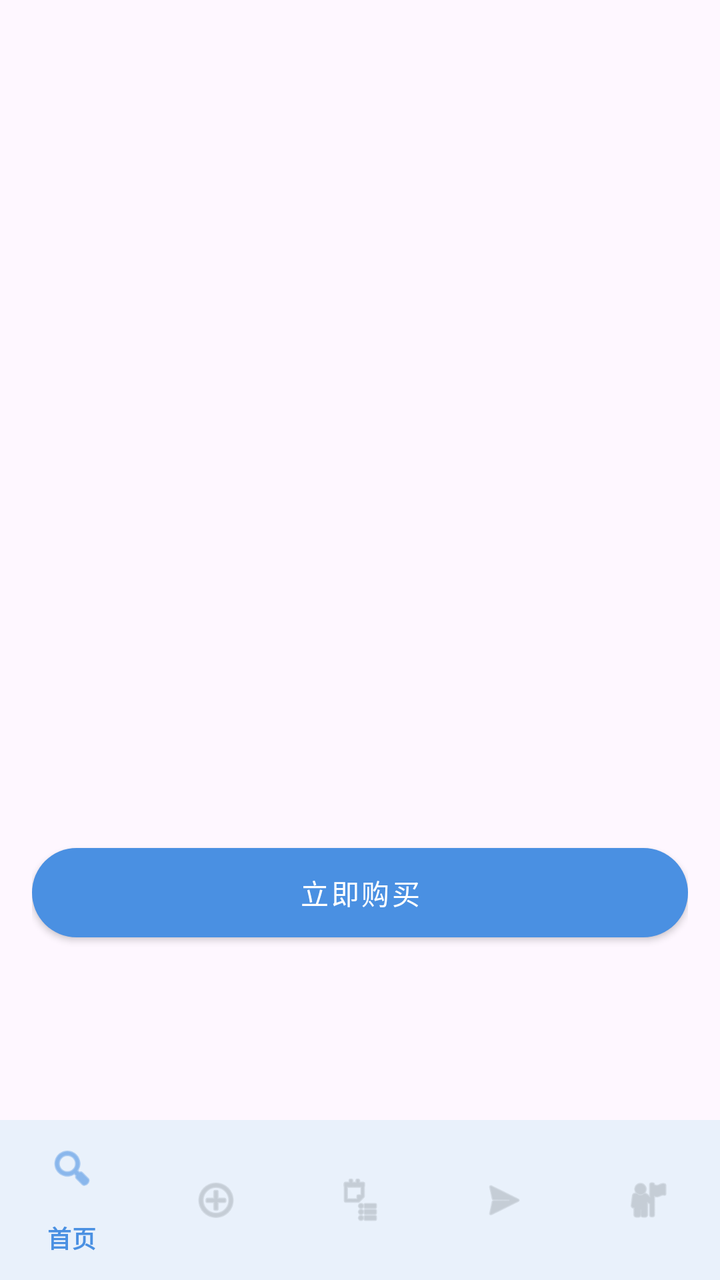
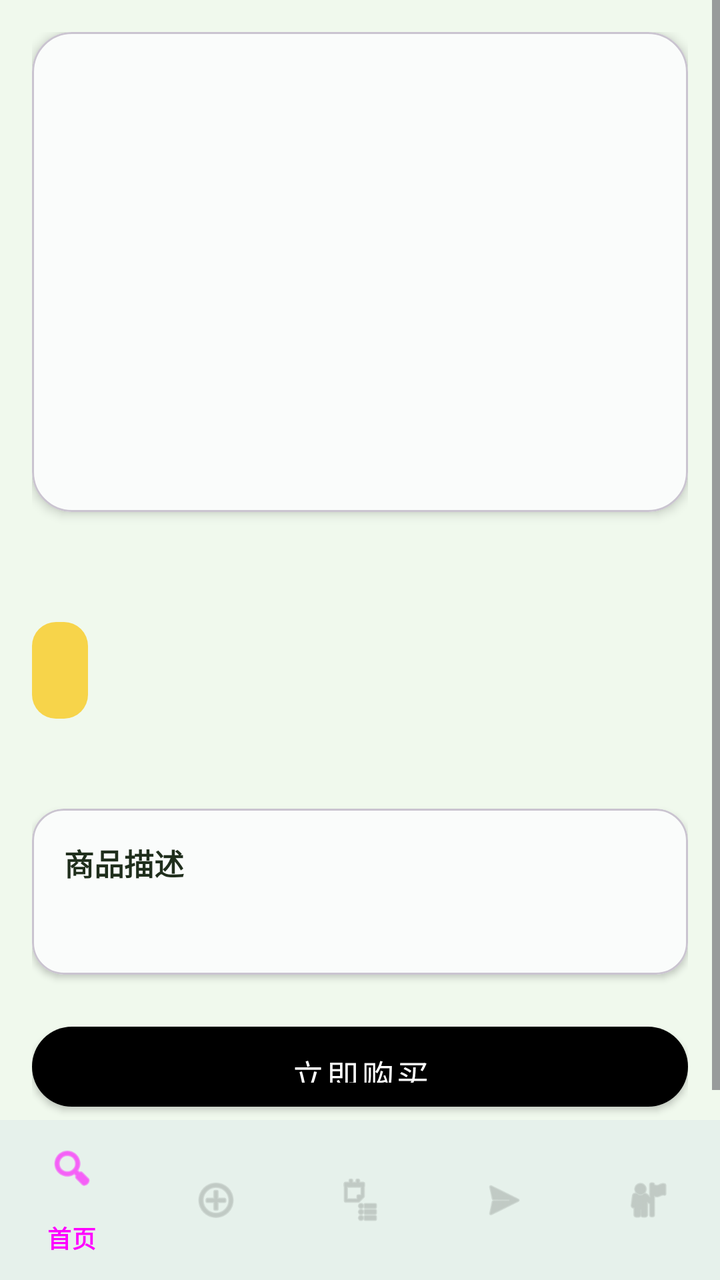

Before-and-after screenshots of an Android layout around one commit, followed by the original layout XML and the change that was made.
<!-- AndroidManifest.xml: application theme Theme.EtradeAndroid -->
<!-- res/layout/activity_product_detail.xml -->
<?xml version="1.0" encoding="utf-8"?>
<LinearLayout xmlns:android="http://schemas.android.com/apk/res/android"
    xmlns:app="http://schemas.android.com/apk/res-auto"
    android:layout_width="match_parent"
    android:layout_height="match_parent"
    android:orientation="vertical">

    
    <ScrollView
        android:layout_width="match_parent"
        android:layout_height="0dp"
        android:layout_weight="1">

        <LinearLayout
            android:layout_width="match_parent"
            android:layout_height="wrap_content"
            android:orientation="vertical"
            android:padding="16dp">

            <ImageView
                android:id="@+id/iv_image"
                android:layout_width="match_parent"
                android:layout_height="200dp"
                android:scaleType="centerCrop" />

            <TextView
                android:id="@+id/tv_name"
                android:layout_width="match_parent"
                android:layout_height="wrap_content"
                android:layout_marginTop="12dp"
                android:textSize="20sp"
                android:textStyle="bold" />

            <TextView
                android:id="@+id/tv_price"
                android:layout_width="match_parent"
                android:layout_height="wrap_content"
                android:layout_marginTop="8dp"
                android:textSize="24sp"
                android:textColor="@color/accent_orange"
                android:textStyle="bold" />

            <TextView
                android:id="@+id/tv_stock"
                android:layout_width="match_parent"
                android:layout_height="wrap_content"
                android:layout_marginTop="8dp" />

            <TextView
                android:id="@+id/tv_view_count"
                android:layout_width="match_parent"
                android:layout_height="wrap_content"
                android:layout_marginTop="4dp"
                android:textSize="13sp"
                android:textColor="@color/text_secondary" />

            <TextView
                android:id="@+id/tv_seller"
                android:layout_width="match_parent"
                android:layout_height="wrap_content"
                android:layout_marginTop="8dp" />

            <TextView
                android:id="@+id/tv_description"
                android:layout_width="match_parent"
                android:layout_height="wrap_content"
                android:layout_marginTop="12dp" />

            <Button
                android:id="@+id/btn_buy"
                style="@style/PrimaryButton"
                android:layout_width="match_parent"
                android:layout_height="wrap_content"
                android:layout_marginTop="16dp"
                android:text="立即购买" />
        </LinearLayout>
    </ScrollView>

    
    <include layout="@layout/include_bottom_nav" />

</LinearLayout>
<!-- res/layout/include_bottom_nav.xml (included above) -->
<?xml version="1.0" encoding="utf-8"?>
<com.google.android.material.bottomnavigation.BottomNavigationView
    xmlns:android="http://schemas.android.com/apk/res/android"
    xmlns:app="http://schemas.android.com/apk/res-auto"
    android:id="@+id/bottom_navigation"
    android:layout_width="match_parent"
    android:layout_height="wrap_content"
    android:background="@android:color/white"
    android:elevation="8dp"
    app:itemIconTint="@color/nav_item_color"
    app:itemTextColor="@color/nav_item_color"
    app:menu="@menu/bottom_nav_menu" />
<!-- resources referenced by this layout -->
<resources>
  <color name="accent_orange">#F5A623</color>
  <color name="text_secondary">#6C757D</color>
  <style name="PrimaryButton" parent="Widget.MaterialComponents.Button">
          <item name="android:layout_width">match_parent</item>
          <item name="android:layout_height">wrap_content</item>
          <item name="android:minHeight">48dp</item>
          <item name="android:paddingTop">@dimen/btn_padding_vertical</item>
          <item name="android:paddingBottom">@dimen/btn_padding_vertical</item>
          <item name="android:paddingStart">@dimen/btn_padding_horizontal</item>
          <item name="android:paddingEnd">@dimen/btn_padding_horizontal</item>
          <item name="cornerRadius">@dimen/radius_full</item>
          <item name="backgroundTint">@color/primary_blue</item>
          <item name="android:textColor">@color/white</item>
          <item name="android:textSize">@dimen/text_size_body</item>
          <item name="android:textAllCaps">false</item>
      </style>
  <style name="Theme.EtradeAndroid" parent="Base.Theme.EtradeAndroid" />
  <dimen name="btn_padding_vertical">12dp</dimen>
  <dimen name="btn_padding_horizontal">24dp</dimen>
  <dimen name="radius_full">24dp</dimen>
  <color name="primary_blue">#4A90E2</color>
  <color name="white">#FFFFFFFF</color>
  <dimen name="text_size_body">14sp</dimen>
  <style name="Base.Theme.EtradeAndroid" parent="Theme.Material3.DayNight.NoActionBar">
          <item name="colorPrimary">@color/primary_blue</item>
          <item name="colorOnPrimary">@color/white</item>
          <item name="colorSecondary">@color/accent_orange</item>
          <item name="colorOnSecondary">@color/white</item>
          <item name="android:statusBarColor">@color/primary_blue_dark</item>
          <item name="android:navigationBarColor">@color/white</item>
          <item name="colorSurface">@color/background_white</item>
          <item name="colorOnSurface">@color/text_primary</item>
      </style>
  <color name="primary_blue_dark">#357ABD</color>
  <color name="background_white">#FFFFFF</color>
  <color name="text_primary">#212529</color>
</resources>

<!-- the commit's change to res/layout/activity_product_detail.xml (unified diff, before → after) -->
@@ -9,7 +9,8 @@
     <ScrollView
         android:layout_width="match_parent"
         android:layout_height="0dp"
-        android:layout_weight="1">
+        android:layout_weight="1"
+        android:background="@color/background_light">
 
         <LinearLayout
             android:layout_width="match_parent"
@@ -17,62 +18,131 @@
             android:orientation="vertical"
             android:padding="16dp">
 
-            <ImageView
-                android:id="@+id/iv_image"
+            
+            <com.google.android.material.card.MaterialCardView
                 android:layout_width="match_parent"
-                android:layout_height="200dp"
-                android:scaleType="centerCrop" />
+                android:layout_height="wrap_content"
+                app:cardCornerRadius="20dp"
+                app:cardElevation="3dp"
+                app:cardBackgroundColor="@color/background_card">
 
+                <ImageView
+                    android:id="@+id/iv_image"
+                    android:layout_width="match_parent"
+                    android:layout_height="240dp"
+                    android:scaleType="centerCrop" />
+            </com.google.android.material.card.MaterialCardView>
+
+            
             <TextView
                 android:id="@+id/tv_name"
                 android:layout_width="match_parent"
                 android:layout_height="wrap_content"
-                android:layout_marginTop="12dp"
+                android:layout_marginTop="16dp"
                 android:textSize="20sp"
-                android:textStyle="bold" />
+                android:textStyle="bold"
+                android:textColor="@color/text_primary"
+                android:lineSpacingMultiplier="1.4" />
 
-            <TextView
-                android:id="@+id/tv_price"
+            
+            <LinearLayout
                 android:layout_width="match_parent"
                 android:layout_height="wrap_content"
-                android:layout_marginTop="8dp"
-                android:textSize="24sp"
-                android:textColor="@color/accent_orange"
-                android:textStyle="bold" />
+                android:orientation="horizontal"
+                android:layout_marginTop="12dp"
+                android:gravity="center_vertical">
 
-            <TextView
-                android:id="@+id/tv_stock"
+                
+                <TextView
+                    android:id="@+id/tv_price"
+                    android:layout_width="wrap_content"
+                    android:layout_height="wrap_content"
+                    android:textSize="24sp"
+                    android:textColor="@color/accent_yellow_dark"
+                    android:textStyle="bold"
+                    android:paddingStart="14dp"
+                    android:paddingEnd="14dp"
+                    android:paddingTop="8dp"
+                    android:paddingBottom="8dp"
+                    android:background="@drawable/bg_price_tag" />
+
+                
+                <TextView
+                    android:id="@+id/tv_stock"
+                    android:layout_width="0dp"
+                    android:layout_height="wrap_content"
+                    android:layout_weight="1"
+                    android:layout_marginStart="12dp"
+                    android:textColor="@color/text_secondary"
+                    android:textSize="14sp" />
+            </LinearLayout>
+
+            
+            <LinearLayout
                 android:layout_width="match_parent"
                 android:layout_height="wrap_content"
-                android:layout_marginTop="8dp" />
+                android:orientation="horizontal"
+                android:layout_marginTop="10dp">
 
-            <TextView
-                android:id="@+id/tv_view_count"
+                <TextView
+                    android:id="@+id/tv_view_count"
+                    android:layout_width="0dp"
+                    android:layout_height="wrap_content"
+                    android:layout_weight="1"
+                    android:textSize="13sp"
+                    android:textColor="@color/text_hint" />
+
+                <TextView
+                    android:id="@+id/tv_seller"
+                    android:layout_width="wrap_content"
+                    android:layout_height="wrap_content"
+                    android:textColor="@color/text_secondary"
+                    android:textSize="14sp" />
+            </LinearLayout>
+
+            
+            <com.google.android.material.card.MaterialCardView
                 android:layout_width="match_parent"
                 android:layout_height="wrap_content"
-                android:layout_marginTop="4dp"
-                android:textSize="13sp"
-                android:textColor="@color/text_secondary" />
+                android:layout_marginTop="16dp"
+                app:cardCornerRadius="16dp"
+                app:cardElevation="2dp"
+                app:cardBackgroundColor="@color/background_card">
 
-            <TextView
-                android:id="@+id/tv_seller"
-                android:layout_width="match_parent"
-                android:layout_height="wrap_content"
-                android:layout_marginTop="8dp" />
+                <LinearLayout
+                    android:layout_width="match_parent"
+                    android:layout_height="wrap_content"
+                    android:orientation="vertical"
+                    android:padding="16dp">
 
-            <TextView
-                android:id="@+id/tv_description"
-                android:layout_width="match_parent"
-                android:layout_height="wrap_content"
-                android:layout_marginTop="12dp" />
+                    <TextView
+                        android:layout_width="match_parent"
+                        android:layout_height="wrap_content"
+                        android:text="商品描述"
+                        android:textSize="15sp"
+                        android:textStyle="bold"
+                        android:textColor="@color/text_primary"
+                        android:layout_marginBottom="10dp" />
 
+                    <TextView
+                        android:id="@+id/tv_description"
+                        android:layout_width="match_parent"
+                        android:layout_height="wrap_content"
+                        android:textColor="@color/text_secondary"
+                        android:textSize="14sp"
+                        android:lineSpacingMultiplier="1.6" />
+                </LinearLayout>
+            </com.google.android.material.card.MaterialCardView>
+
+            
             <Button
                 android:id="@+id/btn_buy"
                 style="@style/PrimaryButton"
                 android:layout_width="match_parent"
-                android:layout_height="wrap_content"
-                android:layout_marginTop="16dp"
-                android:text="立即购买" />
+                android:layout_height="52dp"
+                android:layout_marginTop="20dp"
+                android:text="立即购买"
+                android:textSize="16sp" />
         </LinearLayout>
     </ScrollView>
 
@@ -88,7 +158,7 @@
     android:id="@+id/bottom_navigation"
     android:layout_width="match_parent"
     android:layout_height="wrap_content"
-    android:background="@android:color/white"
+    android:background="@color/background_white"
     android:elevation="8dp"
     app:itemIconTint="@color/nav_item_color"
     app:itemTextColor="@color/nav_item_color"
<!-- resource entries referenced after the edit -->
@@ -1,7 +1,17 @@
 <!-- resources referenced by this layout -->
 <resources>
-  <color name="accent_orange">#F5A623</color>
-  <color name="text_secondary">#6C757D</color>
+  <color name="accent_yellow_dark">#E5C23A</color>
+  <color name="background_card">#FAFCFB</color>
+  <color name="background_light">#F0F9ED</color>
+  <color name="text_secondary">#5A6660</color>
+  <!-- drawable bg_price_tag (drawable) -->
+  <?xml version="1.0" encoding="utf-8"?>
+  <shape xmlns:android="http://schemas.android.com/apk/res/android">
+      
+      <solid android:color="@color/accent_yellow" />
+      
+      <corners android:radius="12dp" />
+  </shape>
   <style name="PrimaryButton" parent="Widget.MaterialComponents.Button">
           <item name="android:layout_width">match_parent</item>
           <item name="android:layout_height">wrap_content</item>
@@ -17,24 +27,52 @@
           <item name="android:textAllCaps">false</item>
       </style>
   <style name="Theme.EtradeAndroid" parent="Base.Theme.EtradeAndroid" />
+  <color name="accent_yellow">#F7D44A</color>
   <dimen name="btn_padding_vertical">12dp</dimen>
   <dimen name="btn_padding_horizontal">24dp</dimen>
   <dimen name="radius_full">24dp</dimen>
-  <color name="primary_blue">#4A90E2</color>
   <color name="white">#FFFFFFFF</color>
   <dimen name="text_size_body">14sp</dimen>
   <style name="Base.Theme.EtradeAndroid" parent="Theme.Material3.DayNight.NoActionBar">
-          <item name="colorPrimary">@color/primary_blue</item>
+          
+          <item name="colorPrimary">@color/primary_green</item>
           <item name="colorOnPrimary">@color/white</item>
-          <item name="colorSecondary">@color/accent_orange</item>
-          <item name="colorOnSecondary">@color/white</item>
-          <item name="android:statusBarColor">@color/primary_blue_dark</item>
-          <item name="android:navigationBarColor">@color/white</item>
+          <item name="colorPrimaryVariant">@color/primary_green_dark</item>
+          
+          
+          <item name="colorSecondary">@color/accent_yellow</item>
+          <item name="colorOnSecondary">@color/text_primary</item>
+          
+          
+          <item name="android:statusBarColor">@color/primary_green</item>
+          <item name="android:navigationBarColor">@color/background_white</item>
+          
+          
+          <item name="android:windowBackground">@color/background_light</item>
           <item name="colorSurface">@color/background_white</item>
           <item name="colorOnSurface">@color/text_primary</item>
+          
+          
+          <item name="shapeAppearanceSmallComponent">@style/ShapeAppearance.Etrade.Small</item>
+          <item name="shapeAppearanceMediumComponent">@style/ShapeAppearance.Etrade.Medium</item>
+          <item name="shapeAppearanceLargeComponent">@style/ShapeAppearance.Etrade.Large</item>
       </style>
-  <color name="primary_blue_dark">#357ABD</color>
+  <color name="primary_green">#2E8B57</color>
+  <color name="primary_green_dark">#267347</color>
+  <style name="ShapeAppearance.Etrade.Small" parent="ShapeAppearance.Material3.SmallComponent">
+          <item name="cornerFamily">rounded</item>
+          <item name="cornerSize">12dp</item>
+      </style>
+  <style name="ShapeAppearance.Etrade.Medium" parent="ShapeAppearance.Material3.MediumComponent">
+          <item name="cornerFamily">rounded</item>
+          <item name="cornerSize">16dp</item>
+      </style>
+  <style name="ShapeAppearance.Etrade.Large" parent="ShapeAppearance.Material3.LargeComponent">
+          <item name="cornerFamily">rounded</item>
+          <item name="cornerSize">20dp</item>
+      </style>
   <color name="background_white">#FFFFFF</color>
-  <color name="text_primary">#212529</color>
+  <color name="text_hint">#A8B0AB</color>
+  <color name="text_primary">#1F2E1C</color>
 </resources>
 
